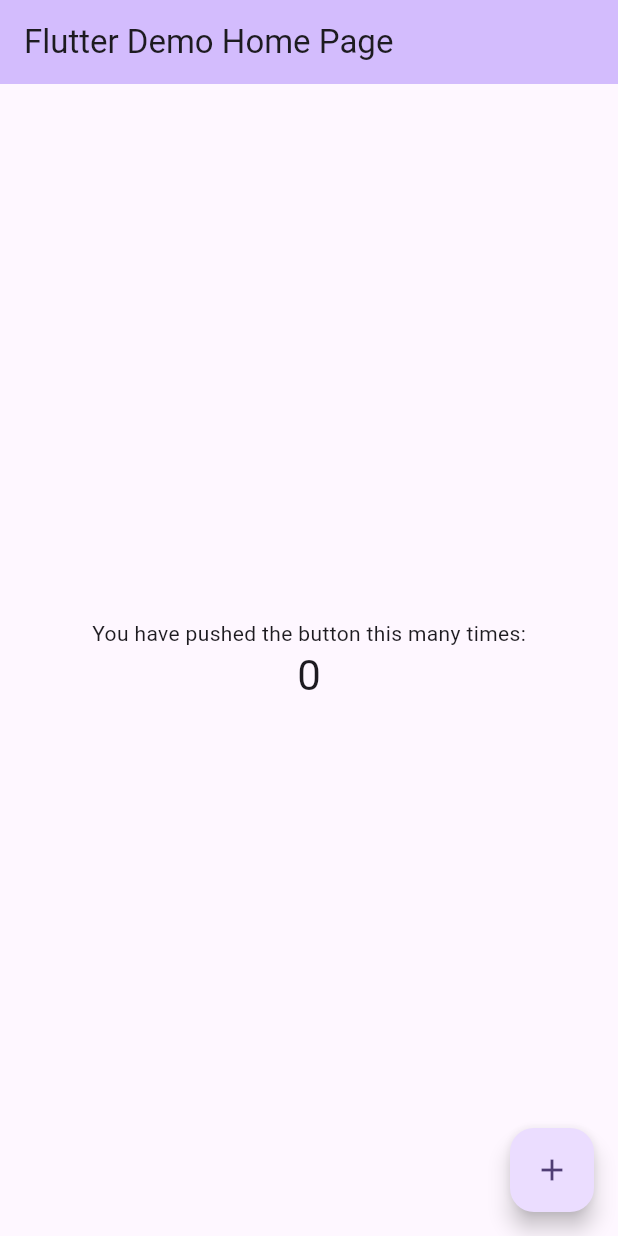
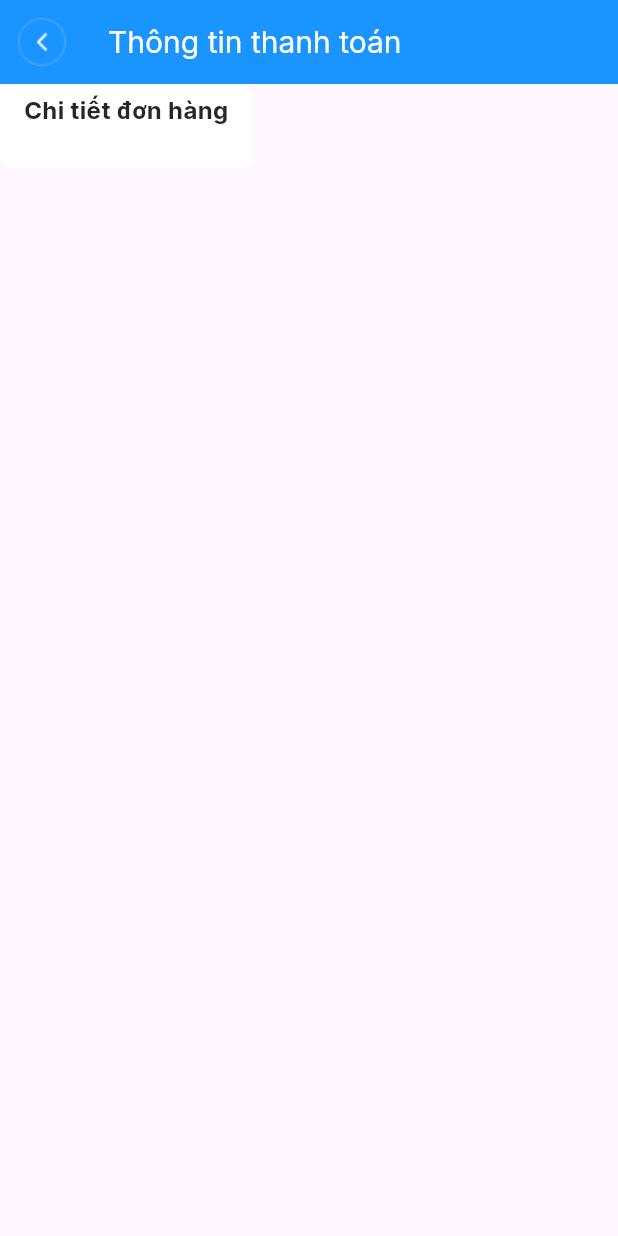
Before and after one commit to ThachSangW3G/FightBooking_Mobile_FE, a Flutter app: the screen it shows after launch, on a phone screen of 412 x 824 dp. Run offline on Flutter 3.47's test engine with Material 3 defaults, Android fonts, the phone set to English and light mode, and no system bars; our stand-ins replace google_fonts.

Commit message:
Thêm màn hình thanh toán

```diff
--- a/lib/constants/app_colors.dart
+++ b/lib/constants/app_colors.dart
@@ -10,4 +10,5 @@ class AppColors {
   static const Color shamrock = Color(0xff2DCC70);
   static const Color concrete = Color(0xfff2f2f2);
   static const Color whisper = Color(0xffF4F5F9);
+  static const Color dodger = Color(0xff1A94FF);
 }
--- a/lib/main.dart
+++ b/lib/main.dart
@@ -1,125 +1,15 @@
+import 'package:flightbooking_mobile_fe/screens/CheckOutScreens/checkout_screen.dart';
 import 'package:flutter/material.dart';
 
 void main() {
-  runApp(const MyApp());
+  runApp(MyApp());
 }
 
 class MyApp extends StatelessWidget {
-  const MyApp({super.key});
-
-  // This widget is the root of your application.
   @override
   Widget build(BuildContext context) {
-    return MaterialApp(
-      title: 'Flutter Demo',
-      theme: ThemeData(
-        // This is the theme of your application.
-        //
-        // TRY THIS: Try running your application with "flutter run". You'll see
-        // the application has a purple toolbar. Then, without quitting the app,
-        // try changing the seedColor in the colorScheme below to Colors.green
-        // and then invoke "hot reload" (save your changes or press the "hot
-        // reload" button in a Flutter-supported IDE, or press "r" if you used
-        // the command line to start the app).
-        //
-        // Notice that the counter didn't reset back to zero; the application
-        // state is not lost during the reload. To reset the state, use hot
-        // restart instead.
-        //
-        // This works for code too, not just values: Most code changes can be
-        // tested with just a hot reload.
-        colorScheme: ColorScheme.fromSeed(seedColor: Colors.deepPurple),
-        useMaterial3: true,
-      ),
-      home: const MyHomePage(title: 'Flutter Demo Home Page'),
+    return const MaterialApp(
+      home: CheckoutScreen(),
     );
   }
 }
-
-class MyHomePage extends StatefulWidget {
-  const MyHomePage({super.key, required this.title});
-
-  // This widget is the home page of your application. It is stateful, meaning
-  // that it has a State object (defined below) that contains fields that affect
-  // how it looks.
-
-  // This class is the configuration for the state. It holds the values (in this
-  // case the title) provided by the parent (in this case the App widget) and
-  // used by the build method of the State. Fields in a Widget subclass are
-  // always marked "final".
-
-  final String title;
-
-  @override
-  State<MyHomePage> createState() => _MyHomePageState();
-}
-
-class _MyHomePageState extends State<MyHomePage> {
-  int _counter = 0;
-
-  void _incrementCounter() {
-    setState(() {
-      // This call to setState tells the Flutter framework that something has
-      // changed in this State, which causes it to rerun the build method below
-      // so that the display can reflect the updated values. If we changed
-      // _counter without calling setState(), then the build method would not be
-      // called again, and so nothing would appear to happen.
-      _counter++;
-    });
-  }
-
-  @override
-  Widget build(BuildContext context) {
-    // This method is rerun every time setState is called, for instance as done
-    // by the _incrementCounter method above.
-    //
-    // The Flutter framework has been optimized to make rerunning build methods
-    // fast, so that you can just rebuild anything that needs updating rather
-    // than having to individually change instances of widgets.
-    return Scaffold(
-      appBar: AppBar(
-        // TRY THIS: Try changing the color here to a specific color (to
-        // Colors.amber, perhaps?) and trigger a hot reload to see the AppBar
-        // change color while the other colors stay the same.
-        backgroundColor: Theme.of(context).colorScheme.inversePrimary,
-        // Here we take the value from the MyHomePage object that was created by
-        // the App.build method, and use it to set our appbar title.
-        title: Text(widget.title),
-      ),
-      body: Center(
-        // Center is a layout widget. It takes a single child and positions it
-        // in the middle of the parent.
-        child: Column(
-          // Column is also a layout widget. It takes a list of children and
-          // arranges them vertically. By default, it sizes itself to fit its
-          // children horizontally, and tries to be as tall as its parent.
-          //
-          // Column has various properties to control how it sizes itself and
-          // how it positions its children. Here we use mainAxisAlignment to
-          // center the children vertically; the main axis here is the vertical
-          // axis because Columns are vertical (the cross axis would be
-          // horizontal).
-          //
-          // TRY THIS: Invoke "debug painting" (choose the "Toggle Debug Paint"
-          // action in the IDE, or press "p" in the console), to see the
-          // wireframe for each widget.
-          mainAxisAlignment: MainAxisAlignment.center,
-          children: <Widget>[
-            const Text(
-              'You have pushed the button this many times:',
-            ),
-            Text(
-              '$_counter',
-              style: Theme.of(context).textTheme.headlineMedium,
-            ),
-          ],
-        ),
-      ),
-      floatingActionButton: FloatingActionButton(
-        onPressed: _incrementCounter,
-        tooltip: 'Increment',
-        child: const Icon(Icons.add),
-      ), // This trailing comma makes auto-formatting nicer for build methods.
-    );
-  }
-}
--- /dev/null
+++ b/lib/screens/CheckOutScreens/checkout_screen.dart
@@ -0,0 +1,80 @@
+import 'package:flightbooking_mobile_fe/constants/app_colors.dart';
+import 'package:flutter/material.dart';
+
+class CheckoutScreen extends StatefulWidget {
+  const CheckoutScreen({super.key});
+
+  @override
+  State<CheckoutScreen> createState() => _CheckoutScreenState();
+}
+
+class _CheckoutScreenState extends State<CheckoutScreen> {
+  @override
+  Widget build(BuildContext context) {
+    return Scaffold(
+      appBar: AppBar(
+        backgroundColor: AppColors.dodger, // Set background color to blue
+        leading: IconButton(
+          color: AppColors.white, // Set icon color to white
+          icon:
+              Image.asset('assets/icons/nav_back_icon.png'), // Back arrow icon
+          onPressed: () {
+            Navigator.pop(context); // Navigate back to homepage
+          },
+        ),
+        title: const Text(
+          'Thông tin thanh toán',
+          style: TextStyle(
+            color: Colors.white, // Text color
+            fontFamily: 'Inter', // Font family
+            fontSize: 20.0, // Font size
+          ),
+        ),
+      ),
+      body: Container(
+        padding: const EdgeInsets.all(16.0), // Add padding around content
+        decoration: const BoxDecoration(
+          color: AppColors.white, // Set background color to white
+          borderRadius:
+              BorderRadius.all(Radius.circular(8.0)), // Add rounded corners
+        ),
+        child: const SingleChildScrollView(
+          child: Column(
+            crossAxisAlignment:
+                CrossAxisAlignment.start, // Align content to start
+            children: [
+              SizedBox(
+                height: 24,
+                child: Text(
+                  'Chi tiết đơn hàng',
+                  style: TextStyle(
+                    color: Color(0xFF27272A),
+                    fontSize: 16,
+                    fontFamily: 'Inter',
+                    fontWeight: FontWeight.w700,
+                    height: 0.09,
+                  ),
+                ),
+              )
+            ],
+          ),
+        ),
+      ),
+    );
+  }
+}
+
+class FlightTicket {
+  String destination;
+  int quantity;
+  double price;
+
+  FlightTicket(
+      {required this.destination, required this.quantity, required this.price});
+}
+
+List<FlightTicket> bookedFlights = [
+  FlightTicket(destination: "Hà Nội", quantity: 2, price: 2100000.0),
+  FlightTicket(destination: "Đà Nẵng", quantity: 1, price: 1500000.0),
+  FlightTicket(destination: "TP. Hồ Chí Minh", quantity: 3, price: 3000000.0),
+];
--- a/pubspec.yaml
+++ b/pubspec.yaml
@@ -56,7 +56,8 @@ flutter:
   # included with your application, so that you can use the icons in
   # the material Icons class.
   uses-material-design: true
-
+  assets:
+    - assets/icons/nav_back_icon.png
   # To add assets to your application, add an assets section, like this:
   # assets:
   #   - images/a_dot_burr.jpeg
```
Also changed, not shown: lib/screens/default_screen.dart (added, +15 -0 lines), assets/icons/nav_back_icon.png (added), lib/components/CheckoutComponents/button_checkout.dart (added), 1 other file.
